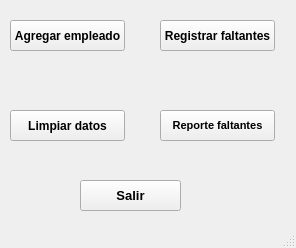
The window that MiniNomina/PanelPrincipal.ui (CodeDrTech/DevelopPython) describes before a commit, drawn with Qt 5.
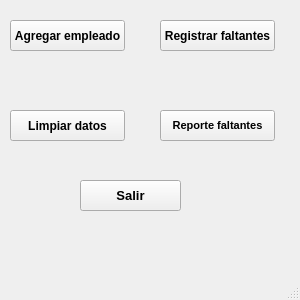
The same window after the commit.

Patch:
```diff
--- a/MiniNomina/PanelPrincipal.ui
+++ b/MiniNomina/PanelPrincipal.ui
@@ -6,8 +6,8 @@
    <rect>
     <x>0</x>
     <y>0</y>
-    <width>296</width>
-    <height>248</height>
+    <width>300</width>
+    <height>300</height>
    </rect>
   </property>
   <property name="windowTitle">
```
Left out of the diff: 2 changed lines with no effect on the pictures.
